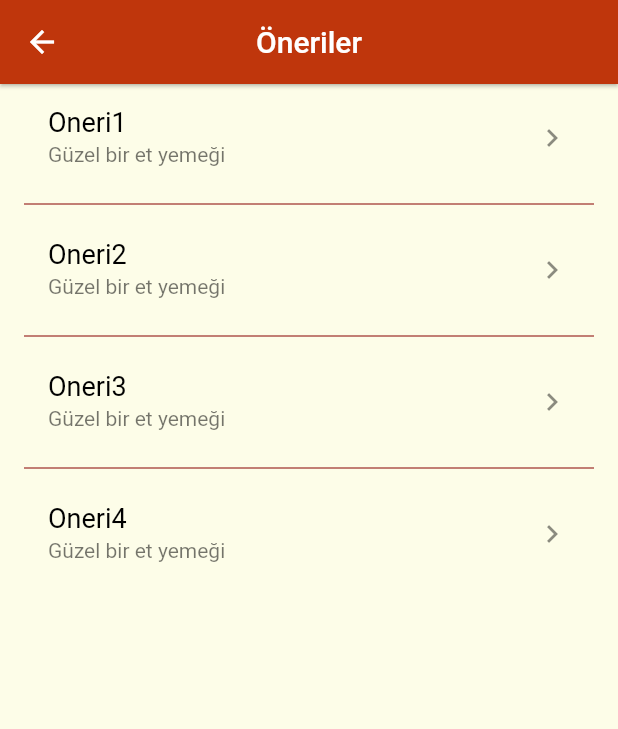
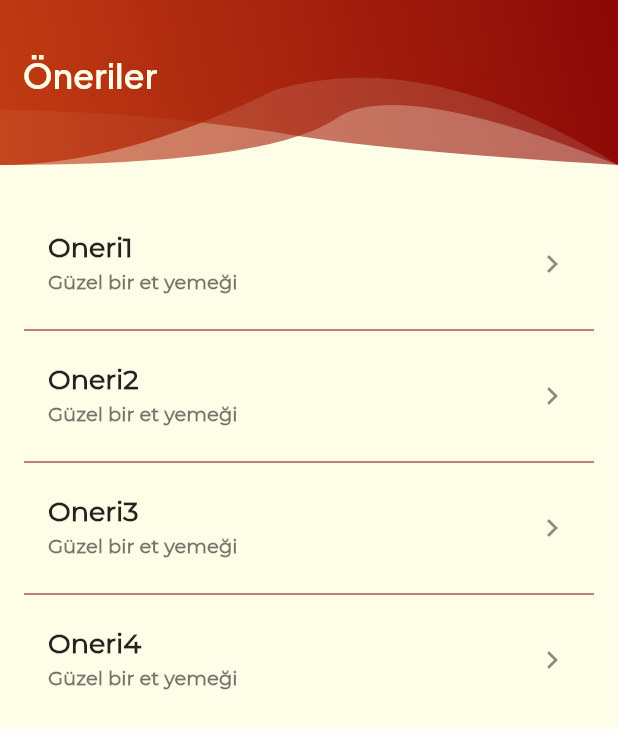
Before and after one commit to BernaErden1/OyunveUygulamaAkademisi, a Flutter app: the OnerilerSayfasi screen opened directly, on a phone screen of 412 x 824 dp. Shown: the top 729 px of the screen. Run offline on Flutter 3.47's test engine with Material 2 defaults, Android fonts, the phone set to English and light mode, and no system bars; our stand-ins replace shared_preferences; accounts and stored records are empty; Roboto replaces fonts that are missing (Alegraya).

Commit message:
Ek header ve font ayarlamaları yapıldı.

```diff
--- a/lib/Widgets/mini_header.dart
+++ b/lib/Widgets/mini_header.dart
@@ -64,7 +64,7 @@ class BaslikBarMini extends StatelessWidget {
         ),
         Container(
           padding: const EdgeInsets.only(left: 15, top: 20),
-          alignment: Alignment.center,
+          alignment: Alignment.centerLeft,
           height: 80,
           width: double.infinity,
           child: Text(
@@ -73,7 +73,7 @@ class BaslikBarMini extends StatelessWidget {
                 color: ColorsUtility().backgroundColor,
                 fontWeight: FontWeight.w600,
                 fontFamily: "PlusJakarta",
-                fontSize: 25),
+                fontSize: 23),
           ),
         ),
       ],
--- a/lib/öneriler/oneriler_sayfasi.dart
+++ b/lib/öneriler/oneriler_sayfasi.dart
@@ -1,6 +1,7 @@
 import 'package:flutter/material.dart';
 import 'package:tarifim/%C3%B6neriler/oneriler_view_model.dart';
 
+import '../Widgets/mini_header.dart';
 import '../product/utility.dart';
 
 class OnerilerSayfasi extends StatefulWidget {
@@ -29,11 +30,12 @@ class _OnerilerSayfasiState extends State<OnerilerSayfasi> {
   Widget build(BuildContext context) {
     final bottomPadding = MediaQuery.of(context).padding.bottom;
     return Scaffold(
-      appBar: AppBar(
-        title: Text("Öneriler"),
-      ),
-      body: Container(
-        padding: EdgeInsets.only(bottom: bottomPadding + 15),
+      body:
+      Column(
+        children: [
+          BaslikBarMini(yazi: "Öneriler"),
+          spaceSize(),
+          Expanded(
             child: ListView.separated(
               padding: PaddingDimen().horizaontalPadding,
               itemBuilder: (BuildContext context, int index) {
@@ -42,9 +44,16 @@ class _OnerilerSayfasiState extends State<OnerilerSayfasi> {
                   title: Text(mockList[index].title,
                       // ignore: prefer_const_constructors
                     style: TextStyle(
-                    color: Colors.black,
-                  )),
-              subtitle: Text(mockList[index].subtitle),
+                        color: Colors.black87,
+                        fontWeight: FontWeight.w600,
+                        fontFamily: "Montserrat",
+                        fontSize: 18),),
+                  subtitle: Text(mockList[index].subtitle,
+                      style: TextStyle(
+                          color: Colors.black54 ,
+                          fontWeight: FontWeight.w600,
+                          fontFamily: "Montserrat",
+                          fontSize: 13)),
                   trailing: const Icon(Icons.navigate_next_outlined),
                 );
               },
@@ -54,6 +63,8 @@ class _OnerilerSayfasiState extends State<OnerilerSayfasi> {
               itemCount: mockList.length,
             ),
           ),
+        ],
+      ),
     );
   }
 }
```
Also changed, not shown: lib/profil/profil_sayfasi.dart (+16 -21 lines), lib/tarif_defteri/tarif_defteri_sayfasi.dart (+19 -8 lines), assets/6.jpg (added), assets/7.jpg (added), pubspec.lock. Lines whose indentation alone changed are shown as unchanged.
